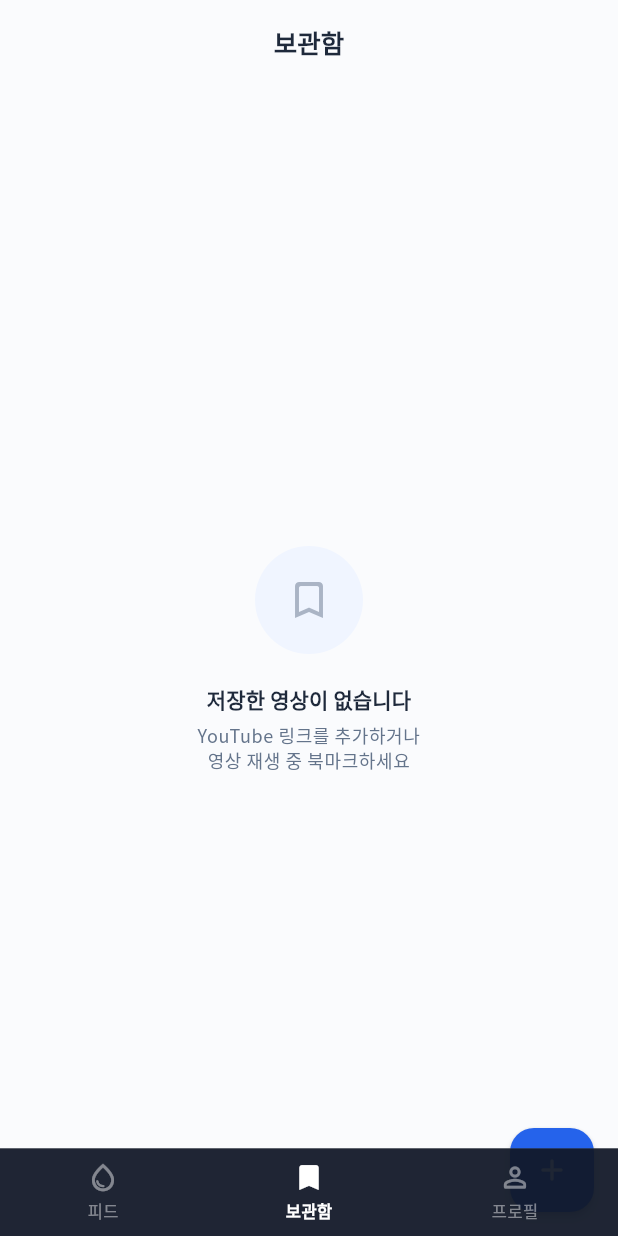
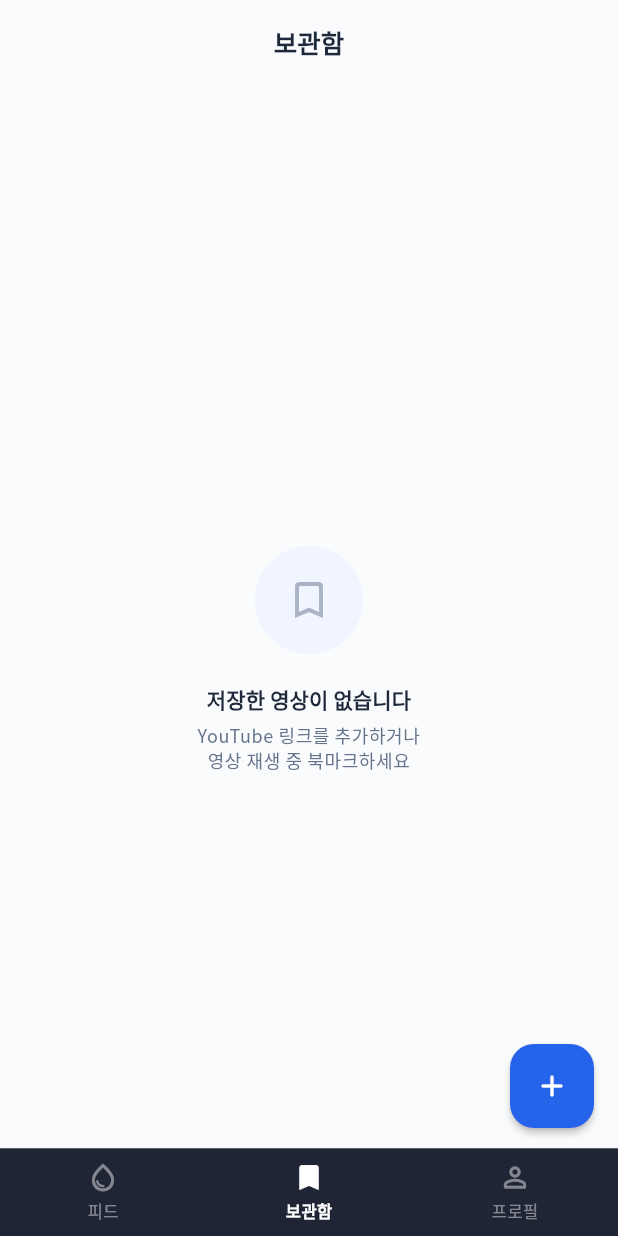
Before and after one commit to min-apps/tear-drop, a Flutter app: the LibraryScreen screen opened by its route, on a phone screen of 412 x 824 dp. Run offline on Flutter 3.47's test engine with Material 3 defaults, Android fonts, the phone set to English and light mode, and no system bars; our stand-ins replace cached_network_image, cloud_firestore, firebase_analytics, firebase_auth, firebase_core, flutter_animate and 6 more; accounts and stored records are empty.

Commit message:
fix: UX improvements for launch readiness
- Feed: IgnorePointer on video page for swipe navigation support
- Feed: add retry button on empty video state
- Library: show video titles instead of raw YouTube IDs
- Library: add bottom padding for nav bar, adjust FAB position
- Player: fix controller initialization (was creating new controller
  on each _loadVideo call, leaking old ones)
- Profile: move analytics logging from build() to initState()
- Profile: add bottom padding for nav bar overlap

Co-Authored-By: Claude Opus 4.6 <noreply@anthropic.com>

```diff
--- a/lib/src/features/library/library_screen.dart
+++ b/lib/src/features/library/library_screen.dart
@@ -5,6 +5,7 @@ import 'package:teardrop/src/data/services/analytics_service.dart';
 import 'package:teardrop/src/features/auth/auth_providers.dart';
 import 'package:teardrop/src/features/library/add_link_sheet.dart';
 import 'package:teardrop/src/features/library/library_providers.dart';
+import 'package:teardrop/src/data/preset_data.dart';
 import 'package:teardrop/src/shared/widgets/video_card.dart';
 import 'package:teardrop/src/theme.dart';
 
@@ -68,7 +69,7 @@ class LibraryScreen extends ConsumerWidget {
           }
 
           return ListView.builder(
-            padding: const EdgeInsets.fromLTRB(20, 8, 20, 24),
+            padding: const EdgeInsets.fromLTRB(20, 8, 20, 100),
             itemCount: links.length,
             itemBuilder: (context, index) {
               final link = links[index];
@@ -101,8 +102,8 @@ class LibraryScreen extends ConsumerWidget {
                   padding: const EdgeInsets.only(bottom: 8),
                   child: VideoCard(
                     youtubeId: link.youtubeId,
-                    title: link.youtubeId,
-                    subtitle: link.userNote,
+                    title: PresetData.getVideoMeta(link.youtubeId)?.title ?? link.youtubeId,
+                    subtitle: link.userNote ?? PresetData.getVideoMeta(link.youtubeId)?.channel,
                     trailing: link.tearRating != null
                         ? Container(
                             padding: const EdgeInsets.symmetric(
@@ -138,10 +139,14 @@ class LibraryScreen extends ConsumerWidget {
           );
         },
       ),
-      floatingActionButton: FloatingActionButton(
-        onPressed: () => AddLinkSheet.show(context),
-        child: const Icon(Icons.add_rounded),
+      floatingActionButton: Padding(
+        padding: const EdgeInsets.only(bottom: 56),
+        child: FloatingActionButton(
+          onPressed: () => AddLinkSheet.show(context),
+          child: const Icon(Icons.add_rounded),
+        ),
       ),
+      floatingActionButtonLocation: FloatingActionButtonLocation.endFloat,
     );
   }
 }
```
Also changed, not shown: lib/src/features/feed/feed_screen.dart (+20 -4 lines), lib/src/features/player/player_screen.dart (+8 -14 lines), lib/src/features/profile/profile_screen.dart (+12 -3 lines).
